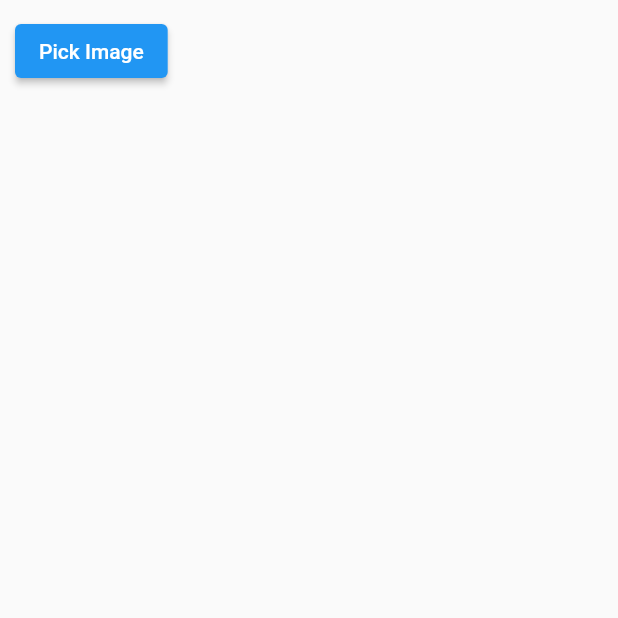
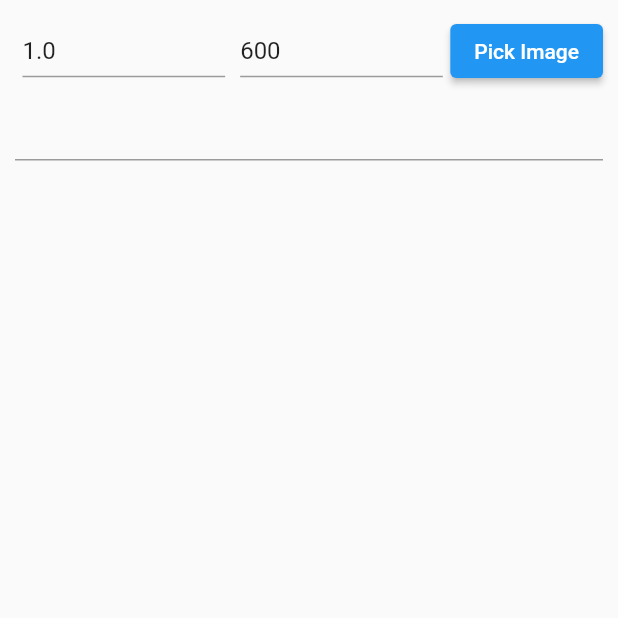
Before and after one commit to wuzhengu/flutter_image_pick_crop, a Flutter app: the screen it shows after launch, on a phone screen of 412 x 824 dp, the top half of it. Run offline on Flutter 3.47's test engine with Material 2 defaults, Android fonts, the phone set to English and light mode, and no system bars; our stand-ins replace flutter_native_image, image_cropper, image_picker; missing offline and left inert: a package.

Commit message:
调整example

```diff
--- a/example/lib/main.dart
+++ b/example/lib/main.dart
@@ -1,3 +1,5 @@
+import 'dart:io';
+
 import 'package:flutter/material.dart';
 import 'package:flutter_localizations/flutter_localizations.dart';
 import 'package:image_pick_crop/core.dart';
@@ -34,6 +36,11 @@ class HomePage extends StatefulWidget {
 class HomePageState extends State<HomePage> {
   String? path = '';
 
+  var editControllers = [
+    TextEditingController(text: '1.0'),
+    TextEditingController(text: '600'),
+  ];
+
   @override
   Widget build(BuildContext context) {
     return Scaffold(
@@ -43,28 +50,71 @@ class HomePageState extends State<HomePage> {
           child: Column(
             crossAxisAlignment: CrossAxisAlignment.start,
             children: [
-              ElevatedButton(
-                onPressed: () async {
+              Row(
+                children: List.generate(3, (index) {
+                  if (index < editControllers.length) {
+                    return Expanded(
+                      child: Container(
+                        padding: EdgeInsets.symmetric(horizontal: 5),
+                        child: TextField(
+                          controller: editControllers[index],
+                          keyboardType: TextInputType.number,
+                          decoration: InputDecoration(
+                            isDense: true,
+                            hintText: index == 0 ? "ratio" : "resolution",
+                          ),
+                        ),
+                      ),
+                    );
+                  }
+
+                  onPressed([bool longPressed = false]) async {
+                    var nums = editControllers.map((e) {
+                      try {
+                        return double.parse(e.text.trim());
+                      } catch (_) {}
+                      return 0.0;
+                    }).toList();
                     path = await pickImage(
                       context,
-                    picker: 1,
-                    cropper: true,
-                    ratio: 2 / 3,
-                    resolution: 720,
+                      picker: !longPressed ? 0 : 1,
+                      cropper: !longPressed,
+                      ratio: nums[0],
+                      resolution: nums[1],
                     );
                     setState(() {});
-                },
+                  }
+
+                  return ElevatedButton(
+                    onPressed: onPressed,
+                    onLongPress: () => onPressed(true),
                     child: Text("Pick Image".l10n()),
+                  );
+                }).toList(),
               ),
               SizedBox(height: 10),
-              Text("$path"),
+              TextField(
+                controller: TextEditingController(
+                  text: [path ?? ""].map((e) => e.length > 1000 ? e.substring(0, 1000) : e).first,
+                ),
+                decoration: InputDecoration(
+                  contentPadding: EdgeInsets.all(10),
+                  isDense: true,
+                ),
+              ),
               SizedBox(height: 10),
-              if (path?.isNotEmpty == true)
-                Container(
+              for (var path = this.path; path != null && path.isNotEmpty; path = null)
+                Expanded(
+                  child: SingleChildScrollView(
+                    child: Container(
                       decoration: BoxDecoration(
                         border: Border.all(color: Theme.of(context).colorScheme.primary),
                       ),
-                  child: Image.network(path!),
+                      child: path.startsWith(RegExp(r'\w+:'))
+                          ? Image.network(path)
+                          : Image.file(File(path)),
+                    ),
+                  ),
                 ),
             ],
           ),
```
Also changed, not shown: 13 other files. Lines whose indentation alone changed are shown as unchanged.
